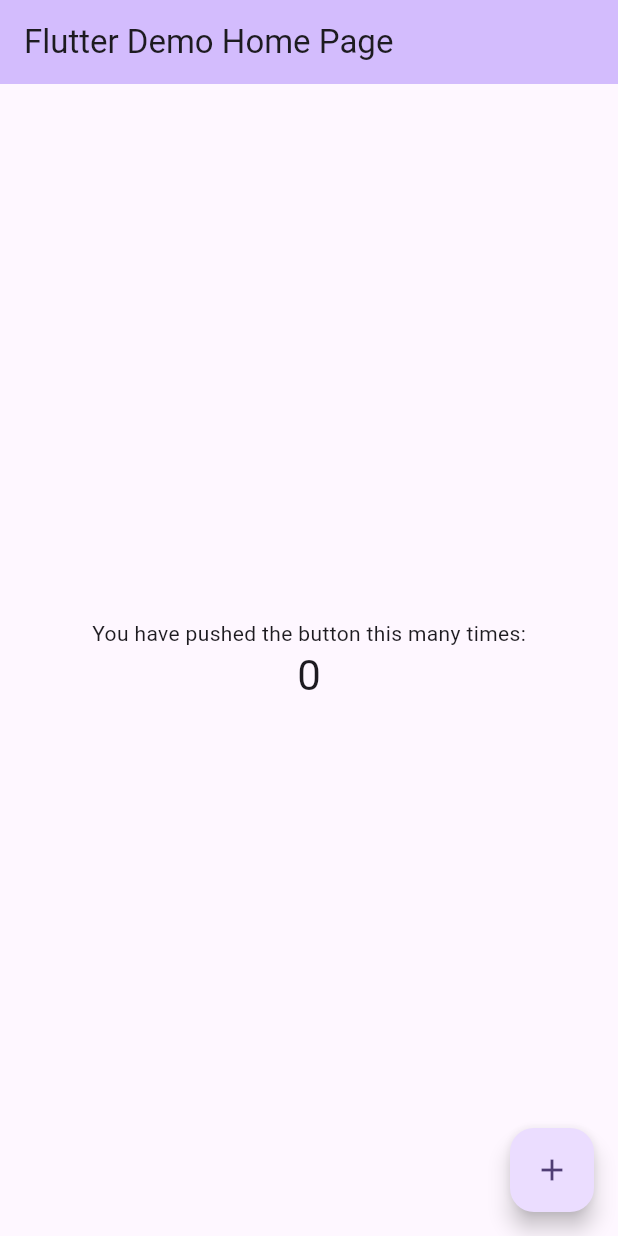
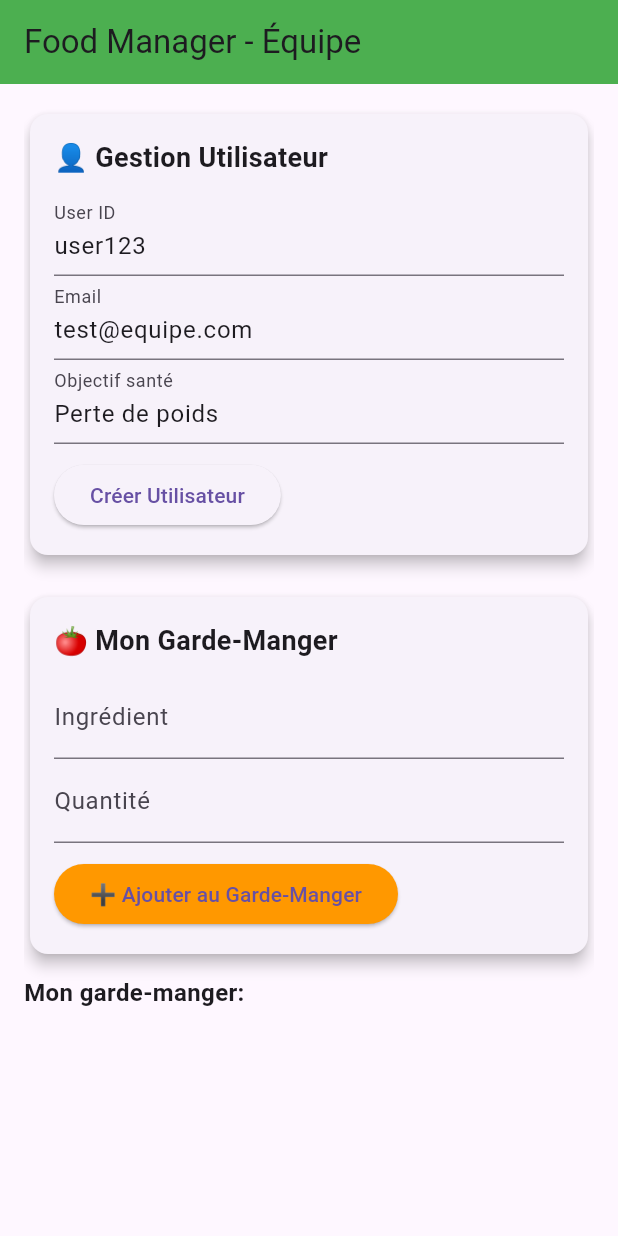
Before and after one commit to GhadaFts/ReceiptMate, a Flutter app: the screen it shows after launch, on a phone screen of 412 x 824 dp. Run offline on Flutter 3.47's test engine with Material 3 defaults, Android fonts, the phone set to English and light mode, and no system bars; our stand-ins replace cloud_firestore, firebase_core; accounts and stored records are empty.

```diff
--- /dev/null
+++ b/lib/config.dart
@@ -0,0 +1,7 @@
+class Config {
+  static const String projectId = "receiptmate-c579e";
+  static const String appId = "1:170284406481:android:37e19ebe061b23f26757f0";
+  static const String apiKey = "AIzaSyBzpMWJ1oC69MUnPa1Xv4ZPntMbfe7nu2Q";
+  static const String messagingSenderId = "170284406481";
+  static const String storageBucket = "receiptmate-c579e.firebasestorage.app";
+}
--- /dev/null
+++ b/lib/database_service.dart
@@ -0,0 +1,107 @@
+import 'package:cloud_firestore/cloud_firestore.dart';
+import 'package:firebase_core/firebase_core.dart';
+import 'config.dart';
+
+class DatabaseService {
+  static Future<void> setup() async {
+    await Firebase.initializeApp(
+      options: FirebaseOptions(
+        projectId: Config.projectId,
+        appId: Config.appId,
+        apiKey: Config.apiKey,
+        messagingSenderId: Config.messagingSenderId,
+        storageBucket: Config.storageBucket,
+      ),
+    );
+    print('✅ Firebase connecté avec succès!');
+  }
+
+  // ==================== USERS ====================
+  static Future<void> createUser(String userId, String email, {String healthTarget = ''}) async {
+    final db = FirebaseFirestore.instance;
+    await db.collection('users').doc(userId).set({
+      'email': email,
+      'allergies': [],
+      'healthTarget': healthTarget,
+      'preferences': [],
+      'createdAt': DateTime.now(),
+    });
+    print('✅ Utilisateur $email créé');
+  }
+
+  static Future<void> updateUserAllergies(String userId, List<String> allergies) async {
+    final db = FirebaseFirestore.instance;
+    await db.collection('users').doc(userId).update({
+      'allergies': allergies,
+    });
+  }
+
+  static Future<DocumentSnapshot> getUser(String userId) async {
+    final db = FirebaseFirestore.instance;
+    return await db.collection('users').doc(userId).get();
+  }
+
+  static Stream<DocumentSnapshot> getUserStream(String userId) {
+    final db = FirebaseFirestore.instance;
+    return db.collection('users').doc(userId).snapshots();
+  }
+
+  // ==================== PANTRY ====================
+  static Future<void> addToPantry(String userId, String ingredient, String quantity) async {
+    final db = FirebaseFirestore.instance;
+    await db.collection('pantry').add({
+      'userId': userId,
+      'ingredient': ingredient,
+      'quantity': quantity,
+      'addedAt': DateTime.now(),
+    });
+    print('✅ Ingredient $ingredient ajouté au pantry');
+  }
+
+  static Future<void> removeFromPantry(String itemId) async {
+    final db = FirebaseFirestore.instance;
+    await db.collection('pantry').doc(itemId).delete();
+  }
+
+  static Stream<QuerySnapshot> getUserPantry(String userId) {
+    final db = FirebaseFirestore.instance;
+    return db.collection('pantry')
+        .where('userId', isEqualTo: userId)
+        .orderBy('addedAt', descending: true)
+        .snapshots();
+  }
+
+  // ==================== FAVORITES ====================
+  static Future<void> addToFavorites(String userId, String receiptId) async {
+    final db = FirebaseFirestore.instance;
+    await db.collection('favorites').add({
+      'userId': userId,
+      'receipt_id': receiptId,
+      'savedAt': DateTime.now(),
+    });
+    print('✅ Recette $receiptId ajoutée aux favoris');
+  }
+
+  static Future<void> removeFromFavorites(String favoriteId) async {
+    final db = FirebaseFirestore.instance;
+    await db.collection('favorites').doc(favoriteId).delete();
+  }
+
+  static Stream<QuerySnapshot> getUserFavorites(String userId) {
+    final db = FirebaseFirestore.instance;
+    return db.collection('favorites')
+        .where('userId', isEqualTo: userId)
+        .orderBy('savedAt', descending: true)
+        .snapshots();
+  }
+
+  // Vérifier si une recette est en favoris
+  static Future<bool> isRecipeFavorite(String userId, String receiptId) async {
+    final db = FirebaseFirestore.instance;
+    final snapshot = await db.collection('favorites')
+        .where('userId', isEqualTo: userId)
+        .where('receipt_id', isEqualTo: receiptId)
+        .get();
+    return snapshot.docs.isNotEmpty;
+  }
+}
--- a/lib/main.dart
+++ b/lib/main.dart
@@ -1,122 +1,201 @@
 import 'package:flutter/material.dart';
+import 'database_service.dart';
 
-void main() {
-  runApp(const MyApp());
+void main() async {
+  WidgetsFlutterBinding.ensureInitialized();
+  await DatabaseService.setup();
+  runApp(MyApp());
 }
 
 class MyApp extends StatelessWidget {
-  const MyApp({super.key});
-
-  // This widget is the root of your application.
   @override
   Widget build(BuildContext context) {
     return MaterialApp(
-      title: 'Flutter Demo',
-      theme: ThemeData(
-        // This is the theme of your application.
-        //
-        // TRY THIS: Try running your application with "flutter run". You'll see
-        // the application has a purple toolbar. Then, without quitting the app,
-        // try changing the seedColor in the colorScheme below to Colors.green
-        // and then invoke "hot reload" (save your changes or press the "hot
-        // reload" button in a Flutter-supported IDE, or press "r" if you used
-        // the command line to start the app).
-        //
-        // Notice that the counter didn't reset back to zero; the application
-        // state is not lost during the reload. To reset the state, use hot
-        // restart instead.
-        //
-        // This works for code too, not just values: Most code changes can be
-        // tested with just a hot reload.
-        colorScheme: ColorScheme.fromSeed(seedColor: Colors.deepPurple),
-      ),
-      home: const MyHomePage(title: 'Flutter Demo Home Page'),
+      title: 'Food Manager - Équipe',
+      theme: ThemeData(primarySwatch: Colors.green),
+      home: HomePage(),
     );
   }
 }
 
-class MyHomePage extends StatefulWidget {
-  const MyHomePage({super.key, required this.title});
-
-  // This widget is the home page of your application. It is stateful, meaning
-  // that it has a State object (defined below) that contains fields that affect
-  // how it looks.
-
-  // This class is the configuration for the state. It holds the values (in this
-  // case the title) provided by the parent (in this case the App widget) and
-  // used by the build method of the State. Fields in a Widget subclass are
-  // always marked "final".
-
-  final String title;
-
+class HomePage extends StatefulWidget {
   @override
-  State<MyHomePage> createState() => _MyHomePageState();
+  _HomePageState createState() => _HomePageState();
 }
 
-class _MyHomePageState extends State<MyHomePage> {
-  int _counter = 0;
+class _HomePageState extends State<HomePage> {
+  final TextEditingController userIdController = TextEditingController(text: 'user123');
+  final TextEditingController emailController = TextEditingController(text: 'test@equipe.com');
+  final TextEditingController healthTargetController = TextEditingController(text: 'Perte de poids');
+  final TextEditingController ingredientController = TextEditingController();
+  final TextEditingController quantityController = TextEditingController();
+  final TextEditingController receiptIdController = TextEditingController(text: 'recette456');
 
-  void _incrementCounter() {
-    setState(() {
-      // This call to setState tells the Flutter framework that something has
-      // changed in this State, which causes it to rerun the build method below
-      // so that the display can reflect the updated values. If we changed
-      // _counter without calling setState(), then the build method would not be
-      // called again, and so nothing would appear to happen.
-      _counter++;
-    });
-  }
+  String currentUserId = 'user123';
 
   @override
   Widget build(BuildContext context) {
-    // This method is rerun every time setState is called, for instance as done
-    // by the _incrementCounter method above.
-    //
-    // The Flutter framework has been optimized to make rerunning build methods
-    // fast, so that you can just rebuild anything that needs updating rather
-    // than having to individually change instances of widgets.
     return Scaffold(
       appBar: AppBar(
-        // TRY THIS: Try changing the color here to a specific color (to
-        // Colors.amber, perhaps?) and trigger a hot reload to see the AppBar
-        // change color while the other colors stay the same.
-        backgroundColor: Theme.of(context).colorScheme.inversePrimary,
-        // Here we take the value from the MyHomePage object that was created by
-        // the App.build method, and use it to set our appbar title.
-        title: Text(widget.title),
+        title: Text('Food Manager - Équipe'),
+        backgroundColor: Colors.green,
       ),
-      body: Center(
-        // Center is a layout widget. It takes a single child and positions it
-        // in the middle of the parent.
-        child: Column(
-          // Column is also a layout widget. It takes a list of children and
-          // arranges them vertically. By default, it sizes itself to fit its
-          // children horizontally, and tries to be as tall as its parent.
-          //
-          // Column has various properties to control how it sizes itself and
-          // how it positions its children. Here we use mainAxisAlignment to
-          // center the children vertically; the main axis here is the vertical
-          // axis because Columns are vertical (the cross axis would be
-          // horizontal).
-          //
-          // TRY THIS: Invoke "debug painting" (choose the "Toggle Debug Paint"
-          // action in the IDE, or press "p" in the console), to see the
-          // wireframe for each widget.
-          mainAxisAlignment: MainAxisAlignment.center,
-          children: <Widget>[
-            const Text('You have pushed the button this many times:'),
-            Text(
-              '$_counter',
-              style: Theme.of(context).textTheme.headlineMedium,
-            ),
-          ],
+      body: Padding(
+        padding: EdgeInsets.all(16.0),
+        child: SingleChildScrollView(
+          child: Column(
+            crossAxisAlignment: CrossAxisAlignment.start,
+            children: [
+              // 👤 SECTION UTILISATEUR
+              Card(
+                elevation: 4,
+                child: Padding(
+                  padding: EdgeInsets.all(16.0),
+                  child: Column(
+                    crossAxisAlignment: CrossAxisAlignment.start,
+                    children: [
+                      Text('👤 Gestion Utilisateur', style: TextStyle(fontSize: 18, fontWeight: FontWeight.bold)),
+                      SizedBox(height: 10),
+                      TextField(controller: userIdController, decoration: InputDecoration(labelText: 'User ID')),
+                      TextField(controller: emailController, decoration: InputDecoration(labelText: 'Email')),
+                      TextField(controller: healthTargetController, decoration: InputDecoration(labelText: 'Objectif santé')),
+                      SizedBox(height: 10),
+                      ElevatedButton(
+                        onPressed: () => DatabaseService.createUser(
+                            userIdController.text,
+                            emailController.text,
+                            healthTarget: healthTargetController.text
+                        ),
+                        child: Text('Créer Utilisateur'),
+                      ),
+                    ],
+                  ),
+                ),
+              ),
+
+              SizedBox(height: 20),
+
+              // 🍅 SECTION PANTRY
+              Card(
+                elevation: 4,
+                child: Padding(
+                  padding: EdgeInsets.all(16.0),
+                  child: Column(
+                    crossAxisAlignment: CrossAxisAlignment.start,
+                    children: [
+                      Text('🍅 Mon Garde-Manger', style: TextStyle(fontSize: 18, fontWeight: FontWeight.bold)),
+                      SizedBox(height: 10),
+                      TextField(controller: ingredientController, decoration: InputDecoration(labelText: 'Ingrédient')),
+                      TextField(controller: quantityController, decoration: InputDecoration(labelText: 'Quantité')),
+                      SizedBox(height: 10),
+                      ElevatedButton(
+                        onPressed: () {
+                          if (ingredientController.text.isNotEmpty && quantityController.text.isNotEmpty) {
+                            DatabaseService.addToPantry(
+                                currentUserId,
+                                ingredientController.text,
+                                quantityController.text
+                            );
+                            ingredientController.clear();
+                            quantityController.clear();
+                          }
+                        },
+                        style: ElevatedButton.styleFrom(backgroundColor: Colors.orange),
+                        child: Text('➕ Ajouter au Garde-Manger'),
+                      ),
+                    ],
+                  ),
+                ),
+              ),
+
+              // 📋 LISTE DU GARDE-MANGER
+              SizedBox(height: 10),
+              Text('Mon garde-manger:', style: TextStyle(fontSize: 16, fontWeight: FontWeight.bold)),
+              Container(
+                height: 150,
+                child: StreamBuilder(
+                  stream: DatabaseService.getUserPantry(currentUserId),
+                  builder: (context, snapshot) {
+                    if (!snapshot.hasData) return Text('Chargement...');
+
+                    return ListView.builder(
+                      itemCount: snapshot.data!.docs.length,
+                      itemBuilder: (context, index) {
+                        var doc = snapshot.data!.docs[index];
+                        var data = doc.data() as Map<String, dynamic>;
+
+                        return ListTile(
+                          leading: Icon(Icons.kitchen, color: Colors.orange),
+                          title: Text(data['ingredient']),
+                          subtitle: Text('Quantité: ${data['quantity']}'),
+                          trailing: IconButton(
+                            icon: Icon(Icons.delete, color: Colors.red),
+                            onPressed: () => DatabaseService.removeFromPantry(doc.id),
+                          ),
+                        );
+                      },
+                    );
+                  },
+                ),
+              ),
+
+              SizedBox(height: 20),
+
+              // ❤️ SECTION FAVORIS
+              Card(
+                elevation: 4,
+                child: Padding(
+                  padding: EdgeInsets.all(16.0),
+                  child: Column(
+                    crossAxisAlignment: CrossAxisAlignment.start,
+                    children: [
+                      Text('❤️ Recettes Favorites', style: TextStyle(fontSize: 18, fontWeight: FontWeight.bold)),
+                      SizedBox(height: 10),
+                      TextField(controller: receiptIdController, decoration: InputDecoration(labelText: 'ID Recette')),
+                      SizedBox(height: 10),
+                      ElevatedButton(
+                        onPressed: () => DatabaseService.addToFavorites(currentUserId, receiptIdController.text),
+                        style: ElevatedButton.styleFrom(backgroundColor: Colors.red),
+                        child: Text('❤️ Ajouter aux Favoris'),
+                      ),
+                    ],
+                  ),
+                ),
+              ),
+
+              // 📋 LISTE DES FAVORIS
+              SizedBox(height: 10),
+              Text('Mes recettes favorites:', style: TextStyle(fontSize: 16, fontWeight: FontWeight.bold)),
+              Container(
+                height: 120,
+                child: StreamBuilder(
+                  stream: DatabaseService.getUserFavorites(currentUserId),
+                  builder: (context, snapshot) {
+                    if (!snapshot.hasData) return Text('Chargement...');
+
+                    return ListView.builder(
+                      itemCount: snapshot.data!.docs.length,
+                      itemBuilder: (context, index) {
+                        var doc = snapshot.data!.docs[index];
+                        var data = doc.data() as Map<String, dynamic>;
+
+                        return ListTile(
+                          leading: Icon(Icons.favorite, color: Colors.red),
+                          title: Text('Recette: ${data['receipt_id']}'),
+                          trailing: IconButton(
+                            icon: Icon(Icons.delete, color: Colors.red),
+                            onPressed: () => DatabaseService.removeFromFavorites(doc.id),
+                          ),
+                        );
+                      },
+                    );
+                  },
+                ),
+              ),
+            ],
+          ),
         ),
       ),
-      floatingActionButton: FloatingActionButton(
-        onPressed: _incrementCounter,
-        tooltip: 'Increment',
-        child: const Icon(Icons.add),
-      ), // This trailing comma makes auto-formatting nicer for build methods.
     );
   }
 }
--- a/pubspec.yaml
+++ b/pubspec.yaml
@@ -30,6 +30,8 @@ environment:
 dependencies:
   flutter:
     sdk: flutter
+  firebase_core: ^2.0.0
+  cloud_firestore: ^4.0.0
 
   # The following adds the Cupertino Icons font to your application.
   # Use with the CupertinoIcons class for iOS style icons.
@@ -58,8 +60,8 @@ flutter:
   uses-material-design: true
 
   # To add assets to your application, add an assets section, like this:
-  # assets:
-  #   - images/a_dot_burr.jpeg
+  assets:
+    - assets/images/
   #   - images/a_dot_ham.jpeg
 
   # An image asset can refer to one or more resolution-specific "variants", see
```
Also changed, not shown: lib/pages/home.dart (added), lib/pages/receipt_detail.dart (added), pubspec.lock, 4 other files.
